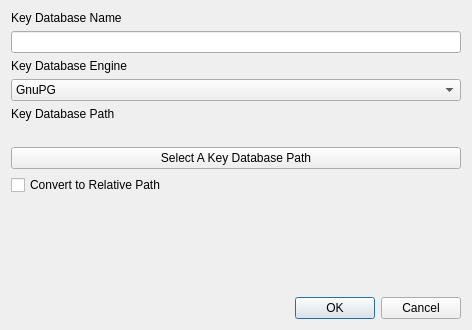
Qt form ui/KeyDatabaseEditDialog.ui (saturneric/GpgFrontend) before a commit.
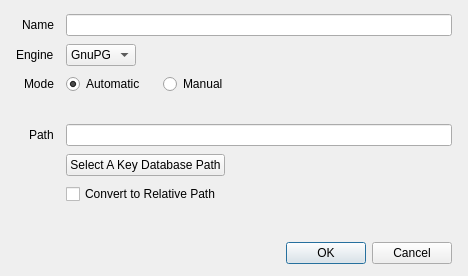
The same form after that commit.

Commit message: feat(keydb): add automatic/manual setup mode

```diff
--- a/ui/KeyDatabaseEditDialog.ui
+++ b/ui/KeyDatabaseEditDialog.ui
@@ -6,24 +6,51 @@
    <rect>
     <x>0</x>
     <y>0</y>
-    <width>472</width>
-    <height>330</height>
+    <width>468</width>
+    <height>248</height>
    </rect>
   </property>
   <property name="windowTitle">
    <string>Key Database Info</string>
   </property>
   <layout class="QVBoxLayout" name="verticalLayout">
+   <property name="spacing">
+    <number>10</number>
+   </property>
+   <property name="leftMargin">
+    <number>16</number>
+   </property>
+   <property name="topMargin">
+    <number>14</number>
+   </property>
+   <property name="rightMargin">
+    <number>16</number>
+   </property>
+   <property name="bottomMargin">
+    <number>12</number>
+   </property>
    <item>
-    <layout class="QVBoxLayout" name="verticalLayout_2">
-     <item>
+    <layout class="QFormLayout" name="formLayout">
+     <property name="fieldGrowthPolicy">
+      <enum>QFormLayout::FieldGrowthPolicy::ExpandingFieldsGrow</enum>
+     </property>
+     <property name="horizontalSpacing">
+      <number>12</number>
+     </property>
+     <property name="verticalSpacing">
+      <number>8</number>
+     </property>
+     <property name="labelAlignment">
+      <set>Qt::AlignmentFlag::AlignRight|Qt::AlignmentFlag::AlignVCenter</set>
+     </property>
+     <item row="0" column="0">
       <widget class="QLabel" name="keyDBNameLabel">
        <property name="text">
-        <string>Key Database Name</string>
+        <string>Name</string>
        </property>
       </widget>
      </item>
-     <item>
+     <item row="0" column="1">
       <widget class="QLineEdit" name="keyDBNameLineEdit">
        <property name="maxLength">
         <number>18</number>
@@ -33,14 +60,14 @@
        </property>
       </widget>
      </item>
-     <item>
+     <item row="1" column="0">
       <widget class="QLabel" name="keyDBBackendTypeLabel">
        <property name="text">
-        <string>Key Database Engine</string>
+        <string>Engine</string>
        </property>
       </widget>
      </item>
-     <item>
+     <item row="1" column="1">
       <widget class="QComboBox" name="keyDBBackendTypeComboBox">
        <item>
         <property name="text">
@@ -54,62 +81,116 @@
        </item>
       </widget>
      </item>
-     <item>
+     <item row="2" column="0">
+      <widget class="QLabel" name="setupModeLabel">
+       <property name="text">
+        <string>Mode</string>
+       </property>
+      </widget>
+     </item>
+     <item row="2" column="1">
+      <layout class="QHBoxLayout" name="setupModeLayout">
+       <property name="spacing">
+        <number>18</number>
+       </property>
+       <item>
+        <widget class="QRadioButton" name="autoModeRadioButton">
+         <property name="text">
+          <string>Automatic</string>
+         </property>
+         <property name="checked">
+          <bool>true</bool>
+         </property>
+        </widget>
+       </item>
+       <item>
+        <widget class="QRadioButton" name="manualModeRadioButton">
+         <property name="text">
+          <string>Manual</string>
+         </property>
+        </widget>
+       </item>
+       <item>
+        <spacer name="setupModeSpacer">
+         <property name="orientation">
+          <enum>Qt::Orientation::Horizontal</enum>
+         </property>
+         <property name="sizeHint" stdset="0">
+          <size>
+           <width>40</width>
+           <height>20</height>
+          </size>
+         </property>
+        </spacer>
+       </item>
+      </layout>
+     </item>
+     <item row="3" column="1">
+      <widget class="QLabel" name="modeHintLabel">
+       <property name="text">
+        <string/>
+       </property>
+       <property name="wordWrap">
+        <bool>true</bool>
+       </property>
+      </widget>
+     </item>
+     <item row="4" column="0">
       <widget class="QLabel" name="keyDBPathLabel">
        <property name="text">
-        <string>Key Database Path</string>
+        <string>Path</string>
        </property>
       </widget>
      </item>
-     <item>
-      <widget class="QLabel" name="keyDBPathShowLabel">
-       <property name="text">
-        <string/>
-       </property>
-       <property name="wordWrap">
+     <item row="4" column="1">
+      <widget class="QLineEdit" name="keyDBPathShowLabel">
+       <property name="readOnly">
         <bool>true</bool>
        </property>
       </widget>
      </item>
-     <item>
+     <item row="5" column="1">
       <widget class="QPushButton" name="selectKeyDBButton">
        <property name="text">
         <string>Select A Key Database Path</string>
        </property>
       </widget>
      </item>
-     <item>
+     <item row="6" column="1">
       <widget class="QCheckBox" name="convert2RelativePathCheckBox">
        <property name="text">
         <string>Convert to Relative Path</string>
        </property>
       </widget>
      </item>
-     <item>
-      <spacer name="verticalSpacer">
-       <property name="orientation">
-        <enum>Qt::Vertical</enum>
-       </property>
-       <property name="sizeHint" stdset="0">
-        <size>
-         <width>40</width>
-         <height>20</height>
-        </size>
-       </property>
-      </spacer>
-     </item>
-     <item>
-      <widget class="QLabel" name="errorLabel">
-       <property name="text">
-        <string/>
-       </property>
-       <property name="wordWrap">
-        <bool>true</bool>
-       </property>
-      </widget>
-     </item>
     </layout>
    </item>
+   <item>
+    <widget class="QLabel" name="errorLabel">
+     <property name="text">
+      <string/>
+     </property>
+     <property name="wordWrap">
+      <bool>true</bool>
+     </property>
+    </widget>
+   </item>
+   <item>
+    <spacer name="verticalSpacer">
+     <property name="orientation">
+      <enum>Qt::Orientation::Vertical</enum>
+     </property>
+     <property name="sizeType">
+      <enum>QSizePolicy::Policy::Fixed</enum>
+     </property>
+     <property name="sizeHint" stdset="0">
+      <size>
+       <width>20</width>
+       <height>4</height>
+      </size>
+     </property>
+    </spacer>
+   </item>
    <item>
     <widget class="QDialogButtonBox" name="globalButtonBox">
      <property name="standardButtons">
```
Left out of the diff: 2 changed lines with no effect on the pictures. The commit also changes 2 other files.
